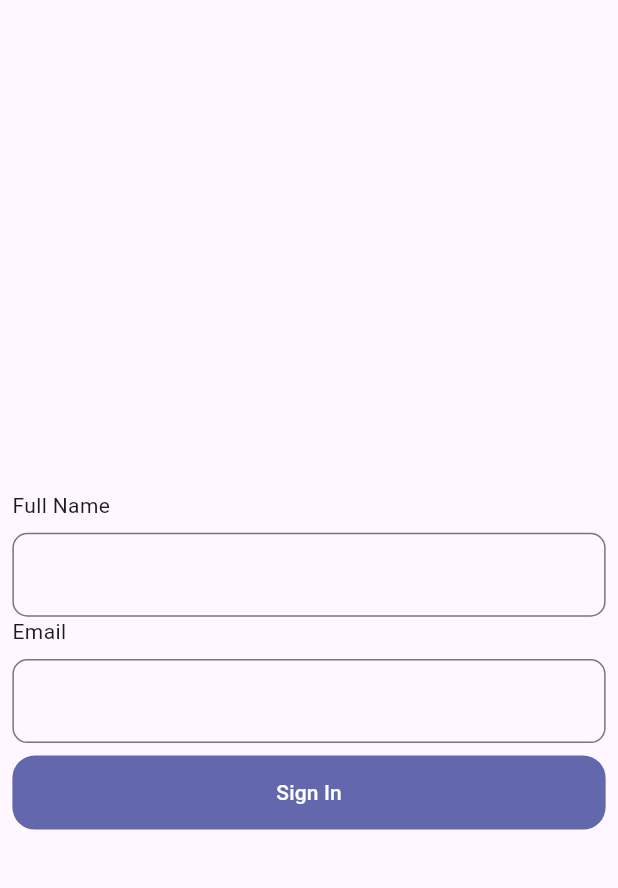
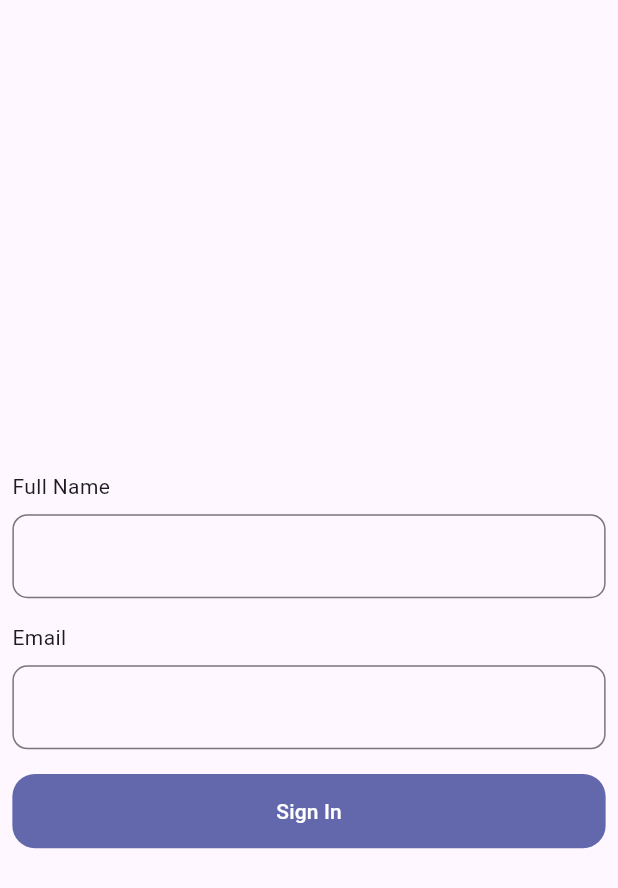
Before and after one commit to Hritik602/thuprai_stacked_architecture, a Flutter app: the screen it shows after launch, on a phone screen of 412 x 824 dp. Shown: the top 888 px of the screen. Run offline on Flutter 3.47's test engine with Material 2 defaults, Android fonts, the phone set to English and light mode, and no system bars; our stand-ins replace equatable, flutter_screenutil, flutter_svg, get_it, logger, stacked and 1 more.

Commit message:
feat: add horizontal space between widget

```diff
--- a/lib/views/login/login_view.dart
+++ b/lib/views/login/login_view.dart
@@ -29,6 +29,9 @@ class LoginView extends StatelessWidget {
                     InputTextFieldWidget(
                       controller: _emailController,
                     ),
+                    SizedBox(
+                      height: 0.02.sh,
+                    ),
                     const Text("Email "),
                     SizedBox(
                       height: 0.01.sh,
@@ -37,7 +40,7 @@ class LoginView extends StatelessWidget {
                       controller: _passwordController,
                     ),
                     SizedBox(
-                      height: 0.01.sh,
+                      height: 0.02.sh,
                     ),
                     PrimaryButtonWidget(
                       buttonTitle: "Sign In",
```
